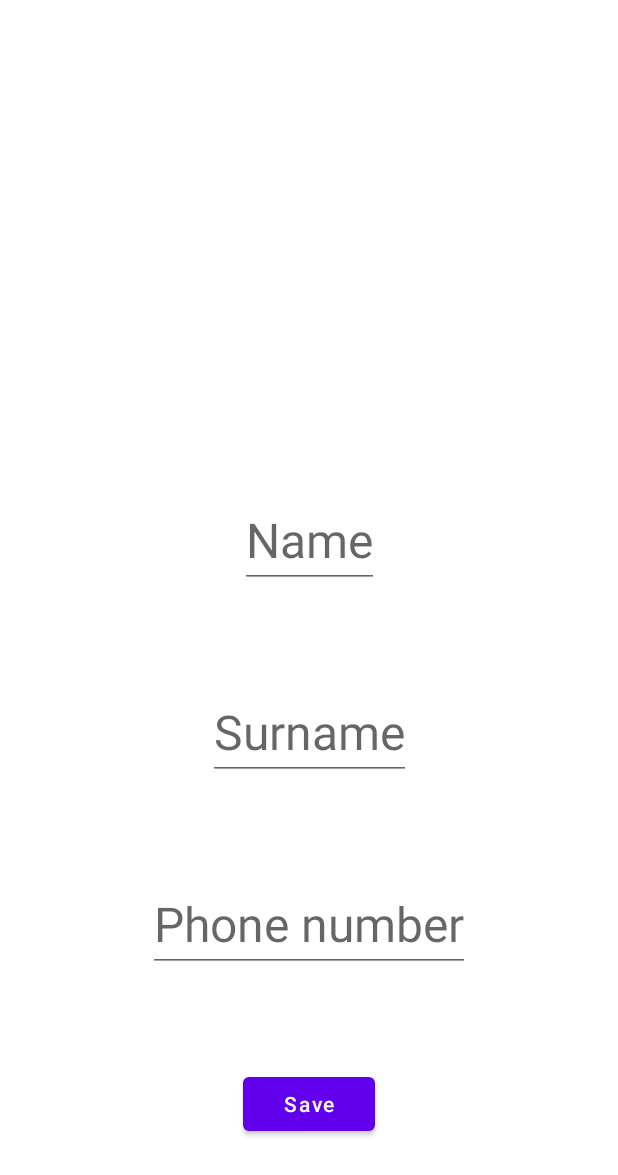
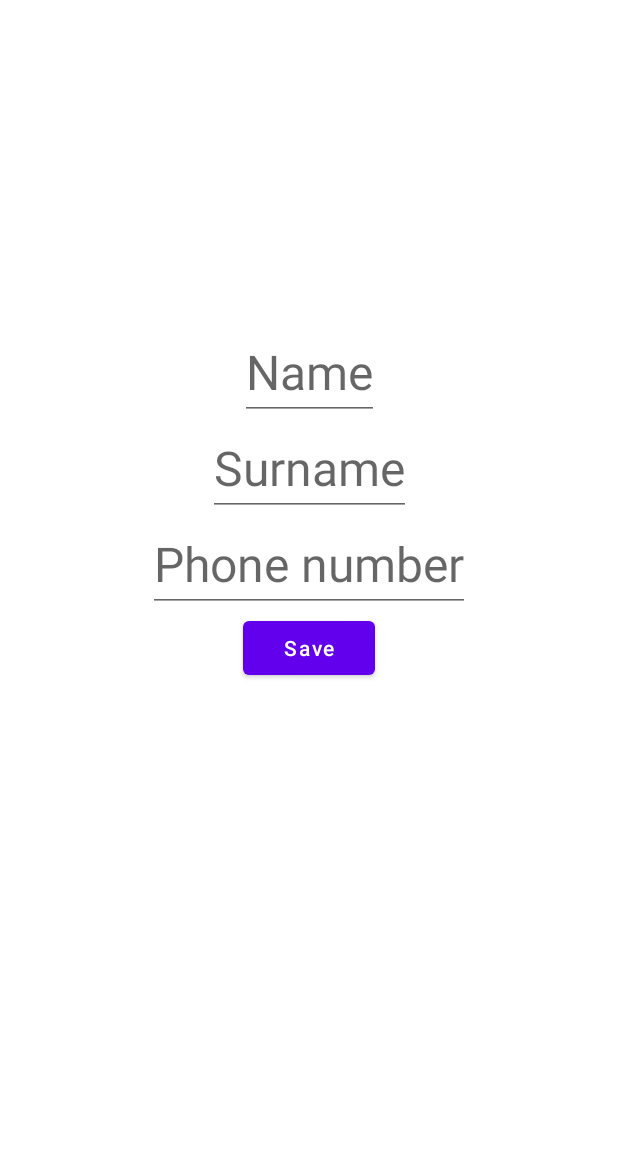
Before and after one commit to ArtNikita/AndersenIntensive, an Android app: the fragment ContactDetailsFragment placed in its activity, on a phone screen of 412 x 824 dp. Shown: the top 1175 px of the screen. Run offline under Robolectric (Android 15) with nearby library versions, the phone set to English and light mode, and no system bars; libraries missing offline, so code that uses them is left out: by.kirich1409.viewbindingdelegate; 6 statements that could not run were skipped.

Commit message:
refactored layouts a little

```diff
--- a/app/src/main/res/layout/fragment_contact_details.xml
+++ b/app/src/main/res/layout/fragment_contact_details.xml
@@ -1,8 +1,15 @@
 <?xml version="1.0" encoding="utf-8"?>
-<androidx.constraintlayout.widget.ConstraintLayout xmlns:android="http://schemas.android.com/apk/res/android"
+<androidx.core.widget.NestedScrollView xmlns:android="http://schemas.android.com/apk/res/android"
     xmlns:app="http://schemas.android.com/apk/res-auto"
     android:layout_width="match_parent"
     android:layout_height="match_parent"
+    android:background="@color/white"
+    android:orientation="vertical">
+
+    <androidx.constraintlayout.widget.ConstraintLayout
+        android:layout_width="match_parent"
+        android:layout_height="match_parent"
+        android:layout_marginTop="@dimen/normal_space"
         android:background="@color/white"
         android:clickable="true"
         android:focusable="true">
@@ -11,11 +18,11 @@
             android:id="@+id/avatar_image_view"
             android:layout_width="@dimen/avatar_size"
             android:layout_height="@dimen/avatar_size"
+            android:contentDescription="@string/contact_avatar"
             app:layout_constraintBottom_toTopOf="@id/contact_name_edit_text"
             app:layout_constraintEnd_toEndOf="parent"
             app:layout_constraintStart_toStartOf="parent"
-        app:layout_constraintTop_toTopOf="parent"
-        android:contentDescription="@string/contact_avatar" />
+            app:layout_constraintTop_toTopOf="parent" />
 
         <EditText
             android:id="@+id/contact_name_edit_text"
@@ -60,3 +67,4 @@
 
 
     </androidx.constraintlayout.widget.ConstraintLayout>
+</androidx.core.widget.NestedScrollView>
--- a/app/src/main/res/layout/fragment_contacts_recycler_list.xml
+++ b/app/src/main/res/layout/fragment_contacts_recycler_list.xml
@@ -2,8 +2,7 @@
 <androidx.constraintlayout.widget.ConstraintLayout xmlns:android="http://schemas.android.com/apk/res/android"
     xmlns:app="http://schemas.android.com/apk/res-auto"
     android:layout_width="match_parent"
-    android:layout_height="match_parent"
-    android:padding="@dimen/small_space">
+    android:layout_height="match_parent">
 
     <androidx.recyclerview.widget.RecyclerView
         android:id="@+id/contacts_list_recycler_view"
```
Lines whose indentation alone changed are shown as unchanged.
